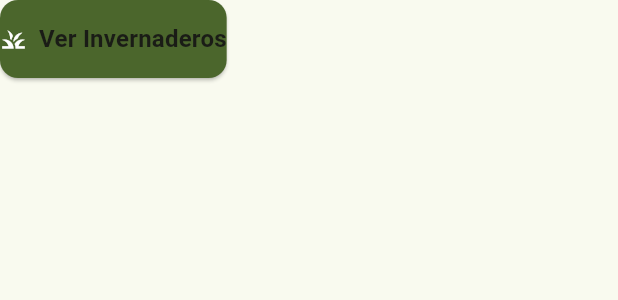
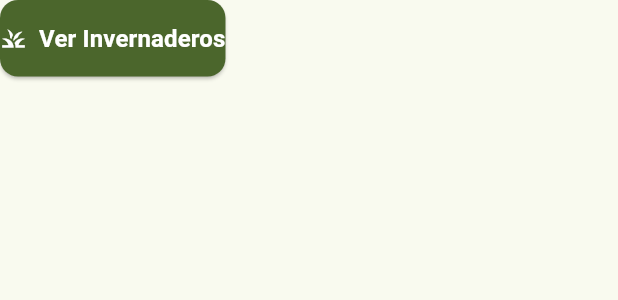
Before and after one commit to AntBPV/Flutter_Greenhouse, a Flutter app: the NavigationButton widget shown alone on an empty page, opened directly, on a phone screen of 412 x 824 dp. Shown: the top 300 px of the screen. Run offline on Flutter 3.47's test engine with Material 3 defaults, Android fonts, the phone set to English and light mode, and no system bars; our stand-ins replace flutter_dotenv, google_generative_ai, hive_flutter, sqflite, supabase_flutter; accounts and stored records are empty.

Commit message:
Update_navigation_button

```diff
--- a/lib/widgets/navigation_button.dart
+++ b/lib/widgets/navigation_button.dart
@@ -15,7 +15,8 @@ class NavigationButton extends StatelessWidget {
   @override
   Widget build(BuildContext context) {
     final colorScheme = Theme.of(context).colorScheme;
-    final textTheme = Theme.of(context).textTheme;
+
+    final fgColor = colorScheme.onPrimary;
 
     return ElevatedButton.icon(
       onPressed: onTap,
@@ -28,7 +29,11 @@ class NavigationButton extends StatelessWidget {
       icon: Icon(icon),
       label: Text(
         label,
-        style: textTheme.titleMedium?.copyWith(fontWeight: FontWeight.w600),
+        style: TextStyle(
+          fontSize: 16,
+          fontWeight: FontWeight.bold,
+          color: fgColor,
+        ),
       ),
     );
   }
```
